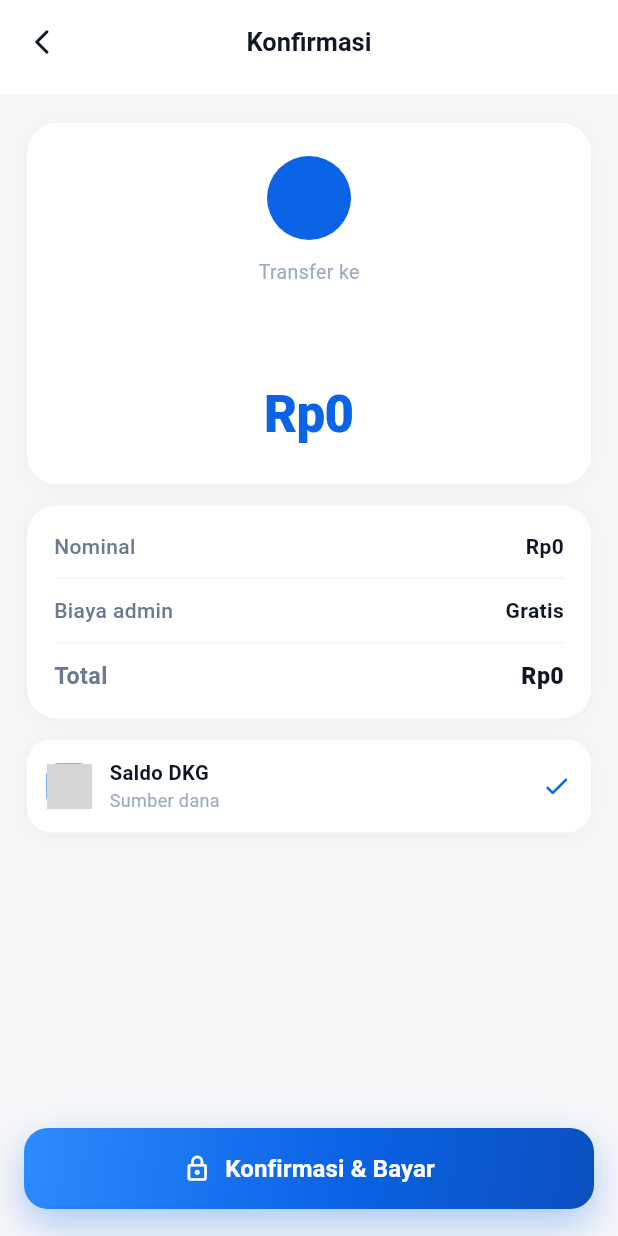
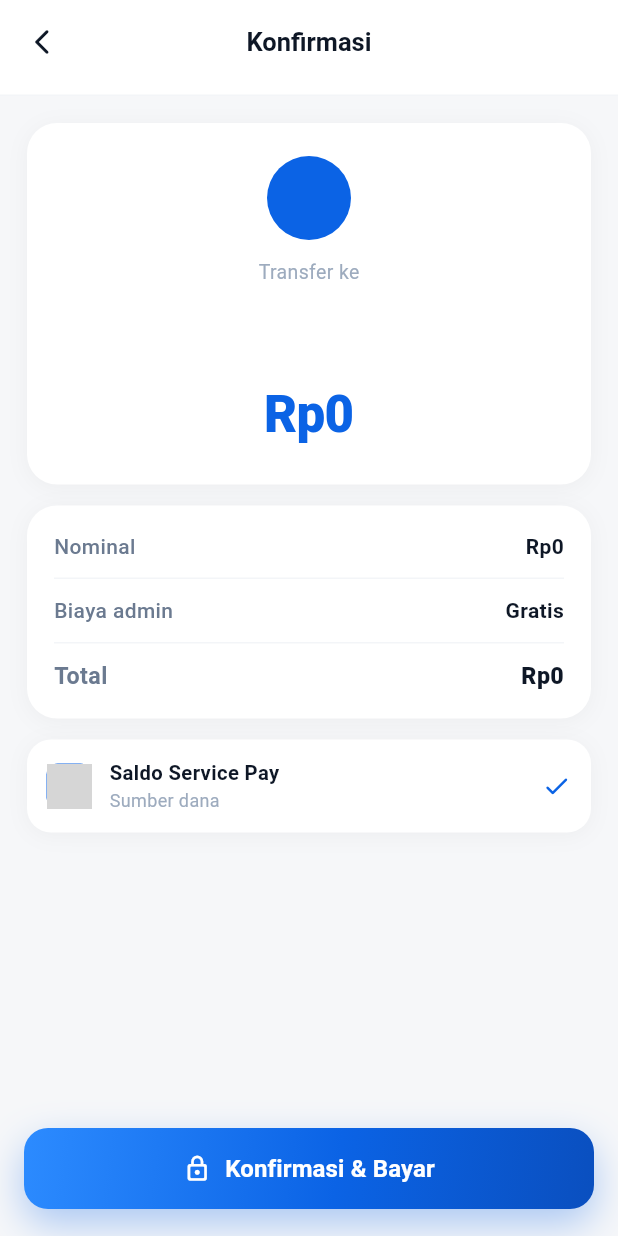
Before and after one commit to annddvaa/emoney_service, a Flutter app: the TransferConfirmPage screen opened directly with empty values, on a phone screen of 412 x 824 dp. Run offline on Flutter 3.47's test engine with Material 3 defaults, Android fonts, the phone set to English and light mode, and no system bars; our stand-ins replace app_links, dio, equatable, firebase_auth, firebase_core, flutter_bloc and 5 more; missing offline and left inert: mobile_scanner; accounts and stored records are empty; Roboto replaces fonts that are missing (PlusJakartaSans); grey boxes are pictures that could not be loaded.

```diff
--- a/lib/presentation/pages/transfer/transfer_confirm_page.dart
+++ b/lib/presentation/pages/transfer/transfer_confirm_page.dart
@@ -6,7 +6,6 @@ import '../../widgets/app_avatar.dart';
 import '../../widgets/app_button.dart';
 import '../../widgets/app_logo.dart';
 import '../../widgets/app_top_bar.dart';
-import '../../widgets/feature_icon.dart';
 
 class TransferConfirmPage extends StatelessWidget {
   final Map<String, dynamic> recipient;
@@ -132,7 +131,7 @@ class TransferConfirmPage extends StatelessWidget {
                           child: Column(
                             crossAxisAlignment: CrossAxisAlignment.start,
                             children: [
-                              Text('Saldo DKG',
+                              Text('Saldo Service Pay',
                                   style: TextStyle(fontFamily: 'PlusJakartaSans', fontSize: 13.5, fontWeight: FontWeight.w700, color: AppColors.ink)),
                               Text('Sumber dana',
                                   style: TextStyle(fontSize: 12, color: AppColors.slate400)),
```
